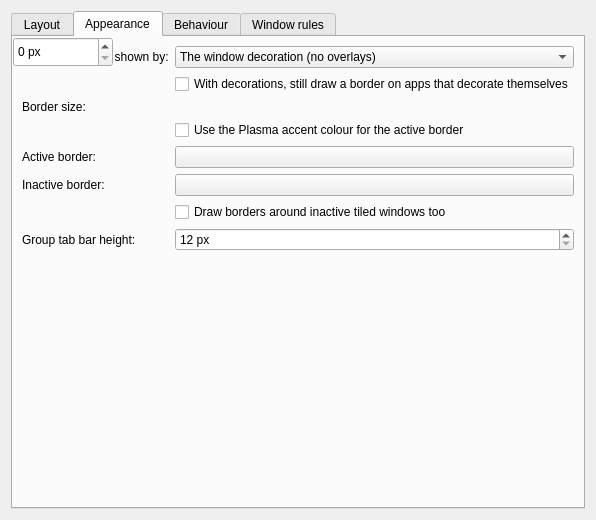
DGBooth/HyprKwin, file package/contents/ui/config.ui: the form before one commit.
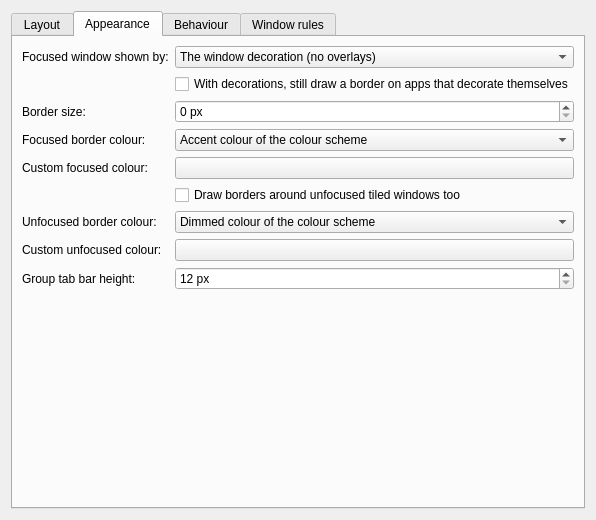
The form after the commit. The open tabs and pages were chosen to show the change. Custom widgets are drawn as their Qt base class.

Patch:
```diff
--- a/package/contents/ui/config.ui
+++ b/package/contents/ui/config.ui
@@ -110,39 +110,53 @@
        <item row="2" column="0">
         <widget class="QLabel" name="borderSizeLabel"><property name="text"><string>Border size:</string></property></widget>
        </item>
-       <item row="1" column="1">
+       <item row="2" column="1">
         <widget class="QSpinBox" name="kcfg_BorderSize">
          <property name="suffix"><string> px</string></property>
          <property name="maximum"><number>20</number></property>
          <property name="toolTip"><string>Drawn in the gap around tiled windows; only used with the "Coloured border" option above.</string></property>
         </widget>
        </item>
+       <item row="3" column="0">
+        <widget class="QLabel" name="activeSourceLabel"><property name="text"><string>Focused border colour:</string></property></widget>
+       </item>
        <item row="3" column="1">
-        <widget class="QCheckBox" name="kcfg_UseAccentColor">
-         <property name="text"><string>Use the Plasma accent colour for the active border</string></property>
+        <widget class="QComboBox" name="kcfg_ActiveBorderSource">
+         <property name="toolTip"><string>Following the colour scheme means the border changes with your Plasma theme and accent colour.</string></property>
+         <item><property name="text"><string>Accent colour of the colour scheme</string></property></item>
+         <item><property name="text"><string>Custom colour</string></property></item>
         </widget>
        </item>
        <item row="4" column="0">
-        <widget class="QLabel" name="activeColorLabel"><property name="text"><string>Active border:</string></property></widget>
+        <widget class="QLabel" name="activeColorLabel"><property name="text"><string>Custom focused colour:</string></property></widget>
        </item>
        <item row="4" column="1">
         <widget class="KColorButton" name="kcfg_ActiveBorderColor"/>
        </item>
-       <item row="5" column="0">
-        <widget class="QLabel" name="inactiveColorLabel"><property name="text"><string>Inactive border:</string></property></widget>
-       </item>
        <item row="5" column="1">
-        <widget class="KColorButton" name="kcfg_InactiveBorderColor"/>
-       </item>
-       <item row="6" column="1">
         <widget class="QCheckBox" name="kcfg_ShowInactiveBorders">
-         <property name="text"><string>Draw borders around inactive tiled windows too</string></property>
+         <property name="text"><string>Draw borders around unfocused tiled windows too</string></property>
+        </widget>
+       </item>
+       <item row="6" column="0">
+        <widget class="QLabel" name="inactiveSourceLabel"><property name="text"><string>Unfocused border colour:</string></property></widget>
+       </item>
+       <item row="6" column="1">
+        <widget class="QComboBox" name="kcfg_InactiveBorderSource">
+         <item><property name="text"><string>Dimmed colour of the colour scheme</string></property></item>
+         <item><property name="text"><string>Custom colour</string></property></item>
         </widget>
        </item>
        <item row="7" column="0">
-        <widget class="QLabel" name="groupBarLabel"><property name="text"><string>Group tab bar height:</string></property></widget>
+        <widget class="QLabel" name="inactiveColorLabel"><property name="text"><string>Custom unfocused colour:</string></property></widget>
        </item>
        <item row="7" column="1">
+        <widget class="KColorButton" name="kcfg_InactiveBorderColor"/>
+       </item>
+       <item row="8" column="0">
+        <widget class="QLabel" name="groupBarLabel"><property name="text"><string>Group tab bar height:</string></property></widget>
+       </item>
+       <item row="8" column="1">
         <widget class="QSpinBox" name="kcfg_GroupBarHeight">
          <property name="suffix"><string> px</string></property>
          <property name="minimum"><number>12</number></property>
```
Left out of the diff: 24 changed lines with no effect on the pictures.
